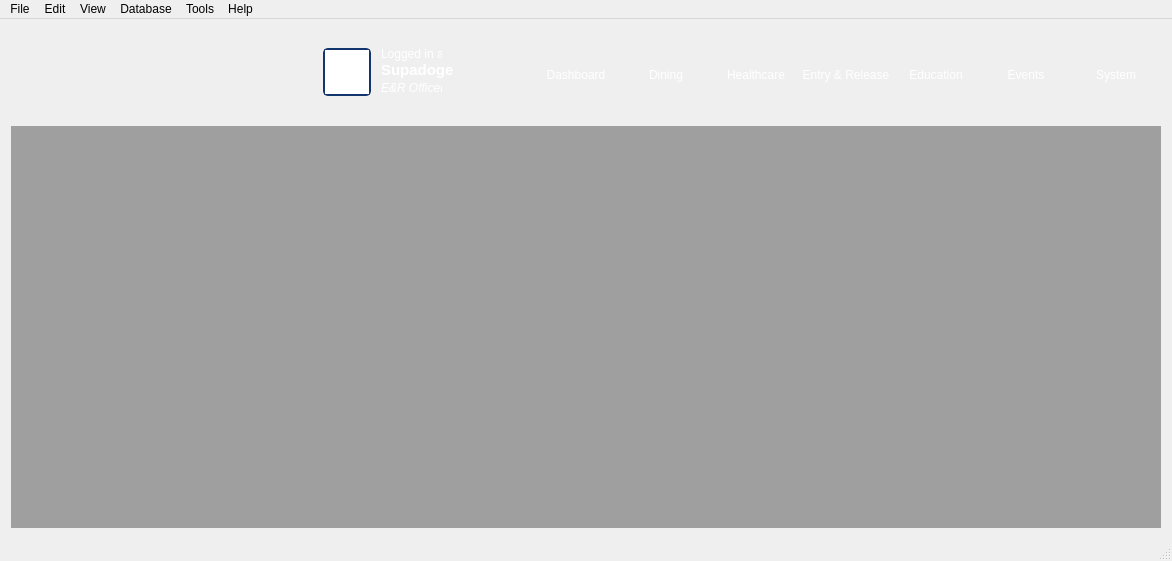
NCNM/PMS_01, file mainwindow.ui: the form before one commit.
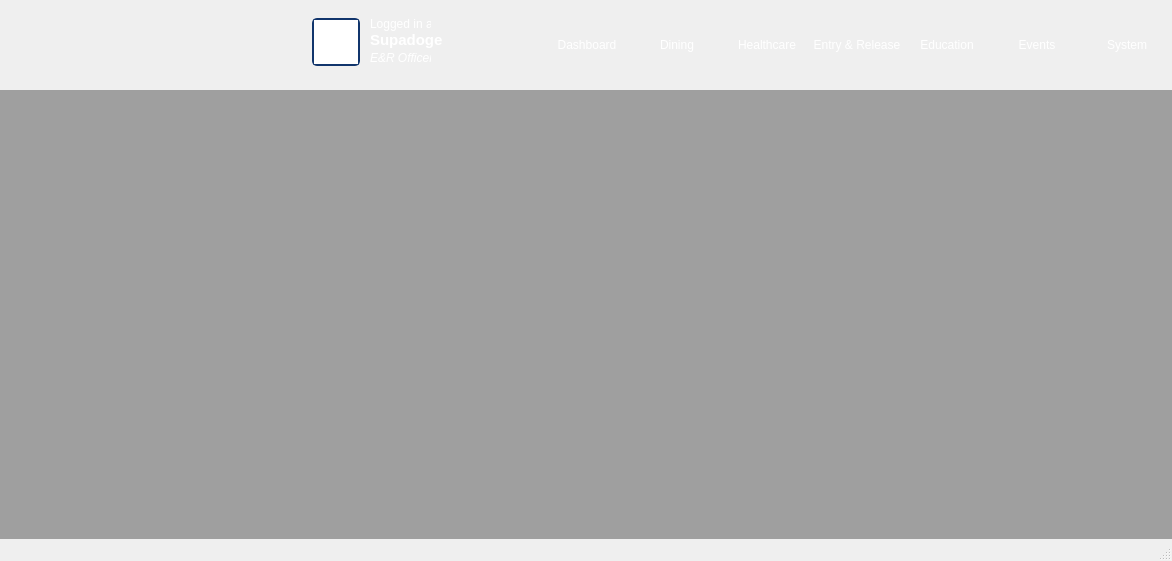
The form after the commit. Icons and pictures are not drawn.

Patch:
```diff
--- a/mainwindow.ui
+++ b/mainwindow.ui
@@ -28,6 +28,24 @@
   </property>
   <widget class="QWidget" name="centralWidget">
    <layout class="QVBoxLayout" name="verticalLayout">
+    <property name="spacing">
+     <number>0</number>
+    </property>
+    <property name="sizeConstraint">
+     <enum>QLayout::SetMaximumSize</enum>
+    </property>
+    <property name="leftMargin">
+     <number>0</number>
+    </property>
+    <property name="topMargin">
+     <number>0</number>
+    </property>
+    <property name="rightMargin">
+     <number>0</number>
+    </property>
+    <property name="bottomMargin">
+     <number>0</number>
+    </property>
     <item>
      <widget class="QFrame" name="frame">
       <property name="minimumSize">
@@ -643,53 +661,6 @@
     </item>
    </layout>
   </widget>
-  <widget class="QMenuBar" name="menuBar">
-   <property name="geometry">
-    <rect>
-     <x>0</x>
-     <y>0</y>
-     <width>1172</width>
-     <height>21</height>
-    </rect>
-   </property>
-   <widget class="QMenu" name="menuFile">
-    <property name="title">
-     <string>File</string>
-    </property>
-   </widget>
-   <widget class="QMenu" name="menuEdit">
-    <property name="title">
-     <string>Edit</string>
-    </property>
-   </widget>
-   <widget class="QMenu" name="menuView">
-    <property name="title">
-     <string>View</string>
-    </property>
-   </widget>
-   <widget class="QMenu" name="menuDatabase">
-    <property name="title">
-     <string>Database</string>
-    </property>
-   </widget>
-   <widget class="QMenu" name="menuTools">
-    <property name="title">
-     <string>Tools</string>
-    </property>
-   </widget>
-   <widget class="QMenu" name="menuHelp">
-    <property name="title">
-     <string>Help</string>
-    </property>
-    <addaction name="actionTest_login"/>
-   </widget>
-   <addaction name="menuFile"/>
-   <addaction name="menuEdit"/>
-   <addaction name="menuView"/>
-   <addaction name="menuDatabase"/>
-   <addaction name="menuTools"/>
-   <addaction name="menuHelp"/>
-  </widget>
   <widget class="QStatusBar" name="statusBar"/>
   <action name="actionTest_login">
    <property name="text">
```
Left out of the diff: 26 changed lines with no effect on the pictures.
